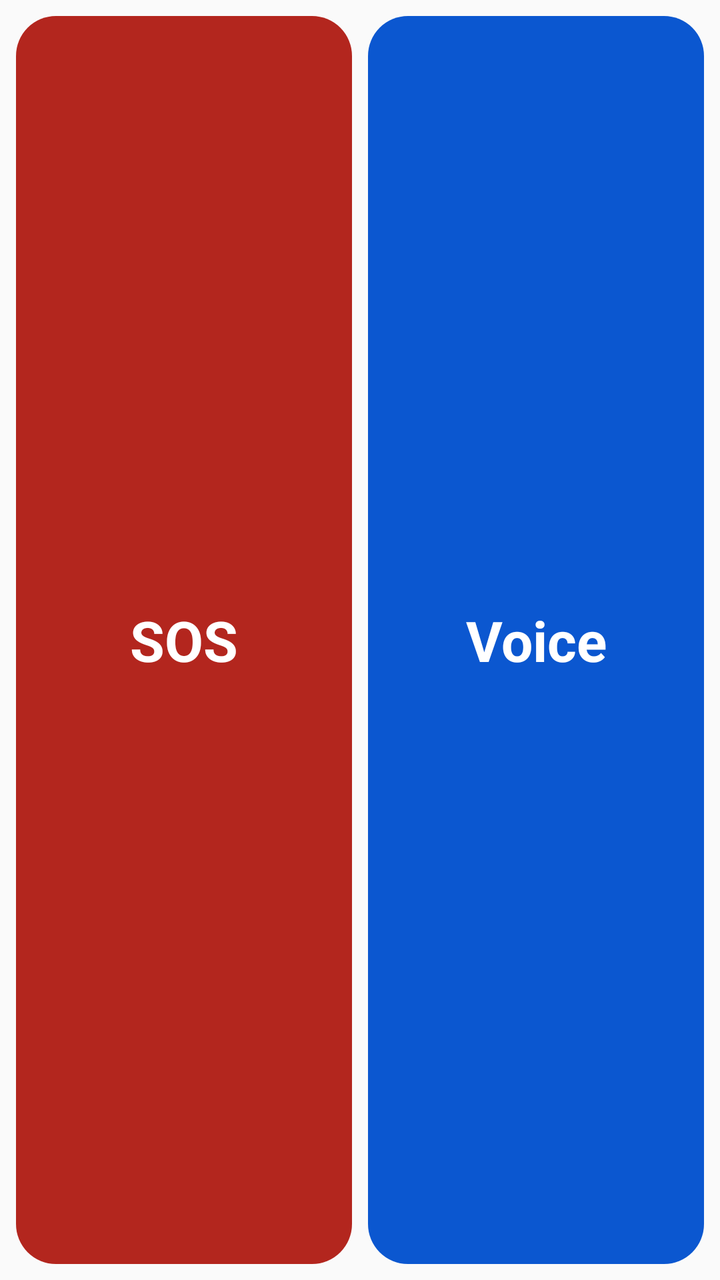
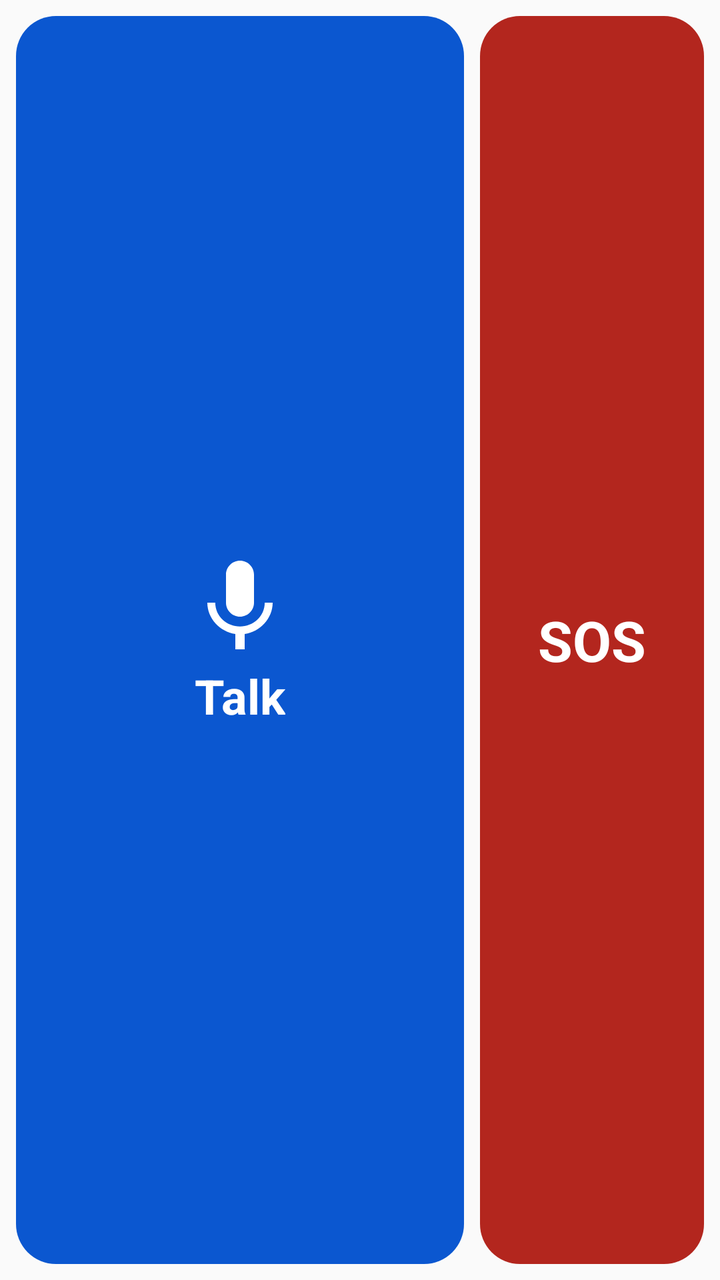

Before-and-after screenshots of an Android layout around one commit, followed by the original layout XML and the change that was made.
<!-- AndroidManifest.xml: application theme android:Theme.Material.Light.NoActionBar -->
<!-- res/layout/widget.xml -->
<?xml version="1.0" encoding="utf-8"?>
<LinearLayout xmlns:android="http://schemas.android.com/apk/res/android"
    android:layout_width="match_parent"
    android:layout_height="match_parent"
    android:orientation="horizontal"
    android:padding="8dp">

    <TextView
        android:id="@+id/widget_sos"
        android:layout_width="0dp"
        android:layout_height="match_parent"
        android:layout_marginEnd="4dp"
        android:layout_weight="1"
        android:background="@drawable/widget_btn_sos"
        android:gravity="center"
        android:text="@string/widget_sos"
        android:textColor="#FFFFFF"
        android:textSize="28sp"
        android:textStyle="bold" />

    <TextView
        android:id="@+id/widget_voice"
        android:layout_width="0dp"
        android:layout_height="match_parent"
        android:layout_marginStart="4dp"
        android:layout_weight="1"
        android:background="@drawable/widget_btn_voice"
        android:gravity="center"
        android:text="@string/widget_voice"
        android:textColor="#FFFFFF"
        android:textSize="28sp"
        android:textStyle="bold" />
</LinearLayout>
<!-- resources referenced by this layout -->
<resources>
  <!-- drawable widget_btn_sos (drawable) -->
  <?xml version="1.0" encoding="utf-8"?>
  <shape xmlns:android="http://schemas.android.com/apk/res/android" android:shape="rectangle">
      <solid android:color="@color/robin_sos" />
      <corners android:radius="20dp" />
  </shape>
  <!-- drawable widget_btn_voice (drawable) -->
  <?xml version="1.0" encoding="utf-8"?>
  <shape xmlns:android="http://schemas.android.com/apk/res/android" android:shape="rectangle">
      <solid android:color="@color/robin_voice" />
      <corners android:radius="20dp" />
  </shape>
  <string name="widget_sos">SOS</string>
  <string name="widget_voice">Voice</string>
  <color name="robin_sos">#B3261E</color>
  <color name="robin_voice">#0B57D0</color>
</resources>

<!-- the commit's change to res/layout/widget.xml (unified diff, before → after) -->
@@ -5,29 +5,44 @@
     android:orientation="horizontal"
     android:padding="8dp">
 
+    <LinearLayout
+        android:id="@+id/widget_mic"
+        android:layout_width="0dp"
+        android:layout_height="match_parent"
+        android:layout_marginEnd="4dp"
+        android:layout_weight="2"
+        android:background="@drawable/widget_btn_voice"
+        android:contentDescription="@string/widget_mic_desc"
+        android:gravity="center"
+        android:orientation="vertical">
+
+        <ImageView
+            android:layout_width="56dp"
+            android:layout_height="56dp"
+            android:importantForAccessibility="no"
+            android:src="@drawable/ic_mic" />
+
+        <TextView
+            android:layout_width="wrap_content"
+            android:layout_height="wrap_content"
+            android:importantForAccessibility="no"
+            android:text="@string/widget_mic"
+            android:textColor="#FFFFFF"
+            android:textSize="24sp"
+            android:textStyle="bold" />
+    </LinearLayout>
+
     <TextView
         android:id="@+id/widget_sos"
         android:layout_width="0dp"
         android:layout_height="match_parent"
-        android:layout_marginEnd="4dp"
+        android:layout_marginStart="4dp"
         android:layout_weight="1"
         android:background="@drawable/widget_btn_sos"
+        android:contentDescription="@string/widget_sos_desc"
         android:gravity="center"
         android:text="@string/widget_sos"
         android:textColor="#FFFFFF"
         android:textSize="28sp"
         android:textStyle="bold" />
-
-    <TextView
-        android:id="@+id/widget_voice"
-        android:layout_width="0dp"
-        android:layout_height="match_parent"
-        android:layout_marginStart="4dp"
-        android:layout_weight="1"
-        android:background="@drawable/widget_btn_voice"
-        android:gravity="center"
-        android:text="@string/widget_voice"
-        android:textColor="#FFFFFF"
-        android:textSize="28sp"
-        android:textStyle="bold" />
 </LinearLayout>
<!-- resource entries referenced after the edit -->
@@ -1,5 +1,11 @@
 <!-- resources referenced by this layout -->
 <resources>
+  <!-- drawable ic_mic (drawable) -->
+  <?xml version="1.0" encoding="utf-8"?>
+  <vector xmlns:android="http://schemas.android.com/apk/res/android"
+      android:width="96dp" android:height="96dp" android:viewportWidth="24" android:viewportHeight="24">
+      <path android:fillColor="#FFFFFF" android:pathData="M12,14c1.66,0 3,-1.34 3,-3V5c0,-1.66 -1.34,-3 -3,-3S9,3.34 9,5v6c0,1.66 1.34,3 3,3zM17.3,11c0,3 -2.54,5.1 -5.3,5.1S6.7,14 6.7,11H5c0,3.41 2.72,6.23 6,6.72V21h2v-3.28c3.28,-0.48 6,-3.3 6,-6.72h-1.7z" />
+  </vector>
   <!-- drawable widget_btn_sos (drawable) -->
   <?xml version="1.0" encoding="utf-8"?>
   <shape xmlns:android="http://schemas.android.com/apk/res/android" android:shape="rectangle">
@@ -12,8 +18,10 @@
       <solid android:color="@color/robin_voice" />
       <corners android:radius="20dp" />
   </shape>
+  <string name="widget_mic">Talk</string>
+  <string name="widget_mic_desc">Talk to Robin. Tap, then speak.</string>
   <string name="widget_sos">SOS</string>
-  <string name="widget_voice">Voice</string>
+  <string name="widget_sos_desc">SOS. Opens the SOS screen. Press and hold there.</string>
   <color name="robin_sos">#B3261E</color>
   <color name="robin_voice">#0B57D0</color>
 </resources>
